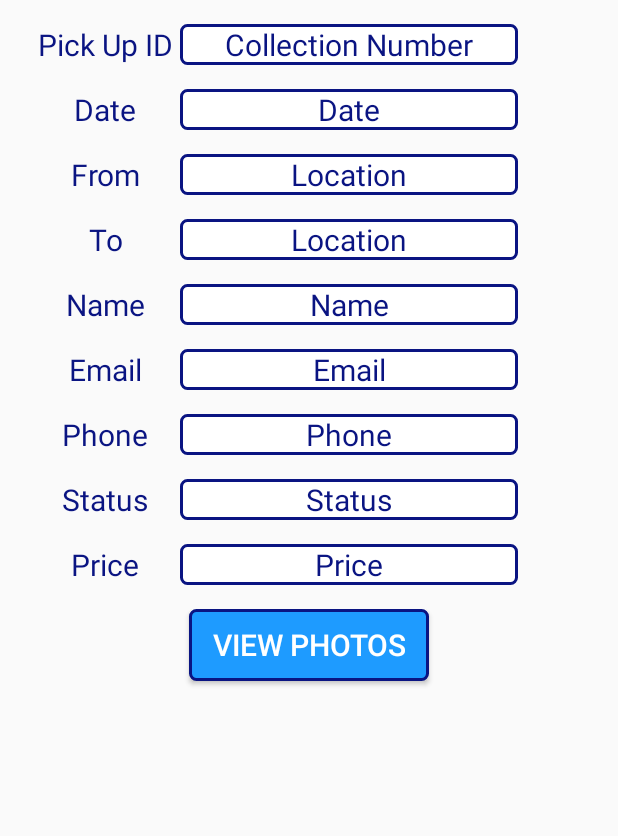
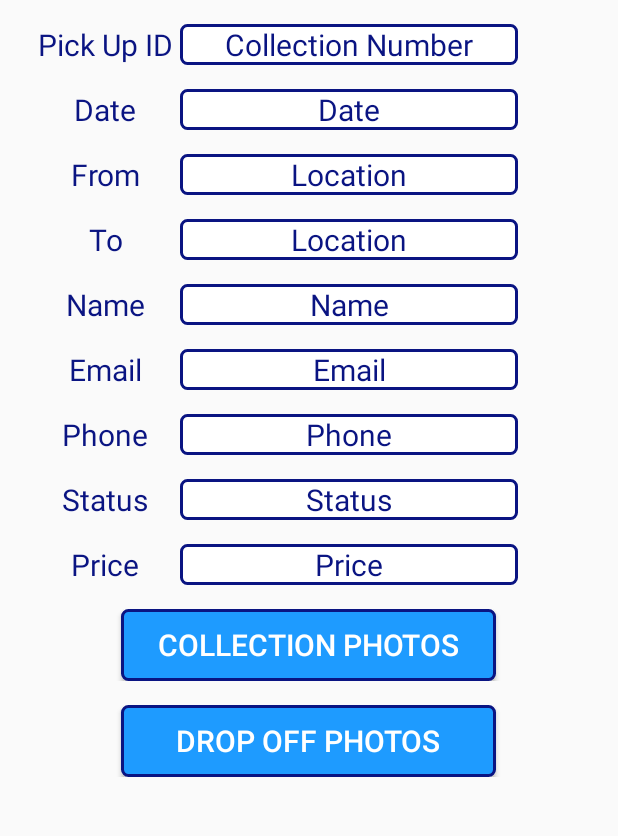
Before and after one commit to eugenemccormack/User_Collect_My_Car, an Android app: the UserHistory screen opened directly, with no data from a screen before it, on a phone screen of 412 x 824 dp, the part 349-1185 px from its top. Run offline under Robolectric (Android 15) with nearby library versions, the phone set to English and light mode, and no system bars; our stand-ins replace CircleImageView, Firebase (no records; nobody signed in at launch, a user with empty details on screens opened directly); libraries missing offline, so code that uses them is left out: com.google.maps.android; pictures from the network do not load.

Commit message:
User History Complete Including Collection / Drop Off Photos

```diff
--- a/app/src/main/AndroidManifest.xml
+++ b/app/src/main/AndroidManifest.xml
@@ -51,7 +51,8 @@
         <activity
             android:name=".UserHistory"/>
         <activity android:name=".NavigationDrawerUser" />
-        <activity android:name=".UserHistoryImages" />
+        <activity android:name=".ViewCollectionPhotos" />
+        <activity android:name=".ViewDropOffPhotos" />
         <activity
             android:name=".MapsActivity"
             android:label="@string/title_activity_maps" />
--- /dev/null
+++ b/app/src/main/java/com/example/user_collect_my_car/Model/CollectionPhotos.kt
@@ -0,0 +1,6 @@
+package com.example.user_collect_my_car.Model
+
+class CollectionPhotos {
+
+    var photos:String? = null
+}
--- a/app/src/main/java/com/example/user_collect_my_car/Model/TripPlanModel.kt
+++ b/app/src/main/java/com/example/user_collect_my_car/Model/TripPlanModel.kt
@@ -30,11 +30,13 @@ class TripPlanModel {
 
     var currentLng = 0.0
 
-    var isDone = false
+    var done = false
 
     var isCancelled = false
 
     var time: String? = null
+
+    var collectionPhotos: CollectionPhotos? = null
 
 /*    var collectionPhotos: String? = null
 
--- a/app/src/main/res/layout/activity_image_recyclerview.xml
+++ b/app/src/main/res/layout/activity_image_recyclerview.xml
@@ -10,7 +10,7 @@
 
         android:id="@+id/imagesRecyclerView"
         android:layout_width="match_parent"
-        android:layout_height="wrap_content"
+        android:layout_height="match_parent"
         app:layout_constraintTop_toTopOf="parent"
         app:layout_constraintLeft_toLeftOf="parent"
         android:layout_margin="16dp"/>
--- a/app/src/main/res/layout/activity_user_history.xml
+++ b/app/src/main/res/layout/activity_user_history.xml
@@ -340,14 +340,12 @@
 
 
         <Button
-            android:id="@+id/select_photos"
-            android:layout_width="160dp"
+            android:id="@+id/collection_photos"
+            android:layout_width="250dp"
             android:layout_height="wrap_content"
             android:layout_gravity="center_horizontal"
-            android:layout_marginTop="60dp"
-            android:layout_marginBottom="20dp"
             android:background="@drawable/button_border"
-            android:text="View Photos"
+            android:text="Collection Photos"
             android:textColor="@color/white"
             android:textSize="20dp"
             app:layout_constraintBottom_toBottomOf="parent"
@@ -359,6 +357,32 @@
 
     </LinearLayout>
 
+
+        <LinearLayout
+            android:layout_width="match_parent"
+            android:layout_height="match_parent"
+            android:orientation="horizontal"
+            android:gravity="center"
+            android:paddingTop="8dp"
+            android:paddingBottom="8dp">
+
+            <Button
+                android:id="@+id/drop_off_photos"
+                android:layout_width="250dp"
+                android:layout_height="wrap_content"
+                android:layout_gravity="center_horizontal"
+                android:background="@drawable/button_border"
+                android:text="Drop Off Photos"
+                android:textColor="@color/white"
+                android:textSize="20dp"
+                app:layout_constraintBottom_toBottomOf="parent"
+                app:layout_constraintEnd_toEndOf="parent"
+                app:layout_constraintHorizontal_bias="0.498"
+                app:layout_constraintStart_toStartOf="parent"
+                app:layout_constraintTop_toBottomOf="@+id/driver_profileImage"
+                app:layout_constraintVertical_bias="0.732" />
+    </LinearLayout>
+
     </LinearLayout>
 
 </ScrollView>
```
Also changed, not shown: app/src/main/java/com/example/user_collect_my_car/Adapter/HistoryAdapter.kt (renamed from app/src/main/java/com/example/user_collect_my_car/Adapter/DriverAdapter.kt, +11 -11 lines), app/src/main/java/com/example/user_collect_my_car/Adapter/ImageAdapter.kt (+31 -8 lines), app/src/main/java/com/example/user_collect_my_car/NavigationDrawerUser.kt (+46 -16 lines), app/src/main/java/com/example/user_collect_my_car/UserHistory.kt (+33 -11 lines), app/src/main/java/com/example/user_collect_my_car/UserHistoryImages.kt (deleted, +0 -50 lines), app/src/main/java/com/example/user_collect_my_car/ViewCollectionPhotos.kt (added, +151 -0 lines), app/src/main/java/com/example/user_collect_my_car/ViewDropOffPhotos.kt (added, +151 -0 lines), app/src/main/res/layout/activity_recyclerview_layout.xml (+10 -0 lines), app/src/main/res/layout/activity_view_images.xml (+6 -7 lines).
